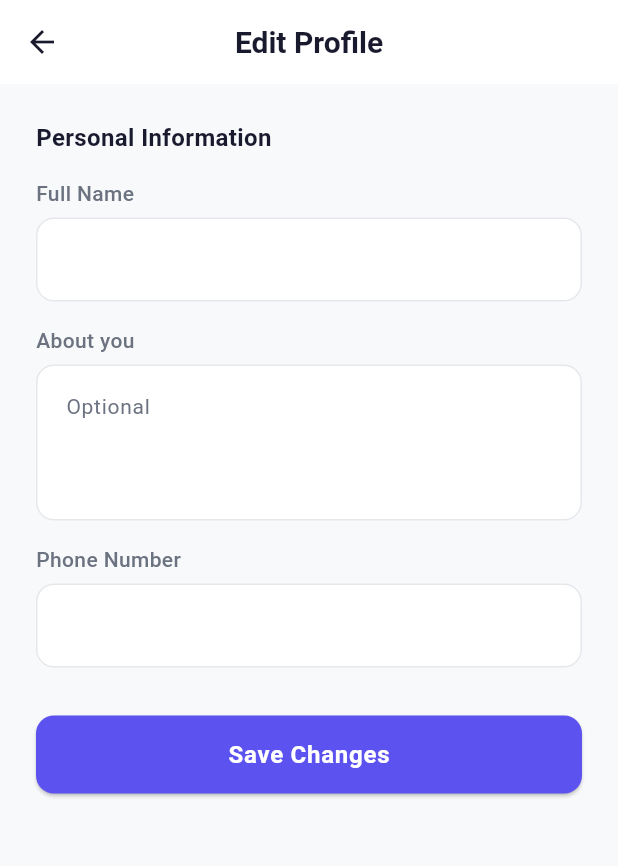
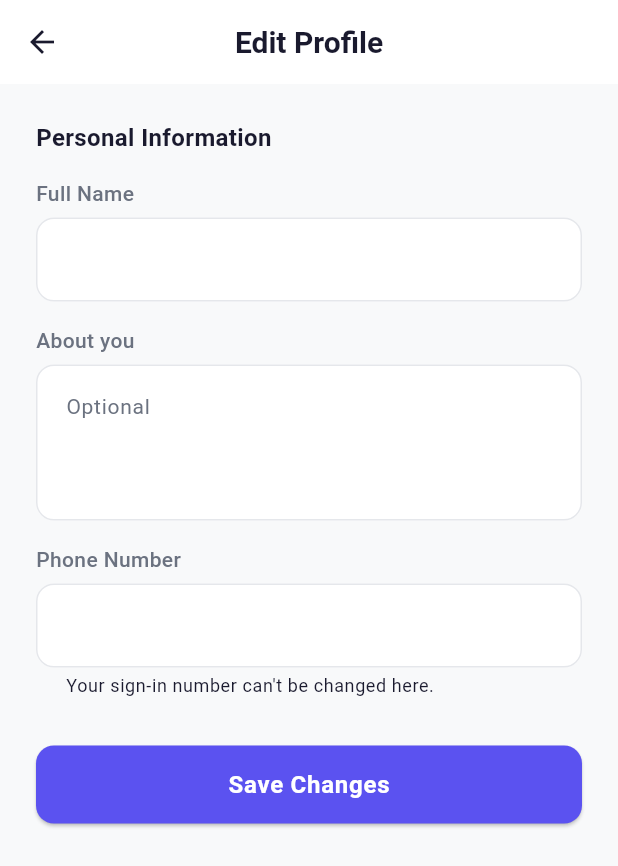
Before and after one commit to alakh8653/AlakhService, a Flutter app: the ProfilePage screen opened directly with empty values, after a tap on "Edit Profile", on a phone screen of 412 x 824 dp. Shown: the top 866 px of the screen. Run offline on Flutter 3.47's test engine with Material 3 defaults, Android fonts, the phone set to English and light mode, and no system bars; our stand-ins replace connectivity_plus, dartz, dio, equatable, flutter_bloc, flutter_secure_storage and 5 more; missing offline and left inert: encrypt, razorpay_flutter; accounts and stored records are empty; network calls fail; Roboto replaces fonts that are missing (Poppins).

Commit message:
fix(mobile): confirm leaving a queue; notifications lead somewhere; profile polish
- Queue: leaving asks first (a mis-tap lost the customer's place), confirms
  with a snackbar; "It's your turn" is announced to screen readers; a Done
  button once out of the queue; 12-hour call time.
- Notifications: tapping a booking/payment update opens My Bookings; failed
  loads explain and offer Try again; friendlier empty state; older items
  show a date instead of "23d ago".
- Profile: initials avatar, phone shown as +91 98765 43210, "Log out" with
  an explanation, password visibility toggle when deleting the account.
- Edit profile: no controller leak for the read-only phone, explains it
  can't be changed, double-tap guard, name capitalisation and autofill.

Co-Authored-By: Claude Opus 5.5 <noreply@anthropic.com>
Claude-Session: https://claude.ai/code/session_01GJFERNMU4BnRseq4wD3ZF9

```diff
--- a/apps/mobile_app/lib/features/profile/presentation/pages/edit_profile_page.dart
+++ b/apps/mobile_app/lib/features/profile/presentation/pages/edit_profile_page.dart
@@ -4,6 +4,7 @@ import '../../../../core/di/injection_container.dart';
 import '../../../../core/network/api_errors.dart';
 import '../../../../core/theme/app_colors.dart';
 import '../../../../core/theme/app_text_styles.dart';
+import '../../../../shared/utils/format.dart';
 import '../../../../shared/utils/validators.dart';
 import '../../../../shared/widgets/custom_button.dart';
 import '../../../../shared/widgets/custom_text_field.dart';
@@ -26,6 +27,7 @@ class _EditProfilePageState extends State<EditProfilePage> {
   final _formKey = GlobalKey<FormState>();
   late final _nameController = TextEditingController(text: widget.user.name);
   final _bioController = TextEditingController();
+  late final _phoneController = TextEditingController(text: displayPhone(widget.user.phone));
   bool _isSaving = false;
 
   @override
@@ -42,10 +44,12 @@ class _EditProfilePageState extends State<EditProfilePage> {
   void dispose() {
     _nameController.dispose();
     _bioController.dispose();
+    _phoneController.dispose();
     super.dispose();
   }
 
   Future<void> _onSave() async {
+    if (_isSaving) return;
     if (!(_formKey.currentState?.validate() ?? false)) return;
     setState(() => _isSaving = true);
     try {
@@ -83,6 +87,8 @@ class _EditProfilePageState extends State<EditProfilePage> {
               CustomTextField(
                 controller: _nameController,
                 label: 'Full Name',
+                textCapitalization: TextCapitalization.words,
+                autofillHints: const [AutofillHints.name],
                 validator: Validators.name,
               ),
               const SizedBox(height: 16),
@@ -91,11 +97,13 @@ class _EditProfilePageState extends State<EditProfilePage> {
                 label: 'About you',
                 hint: 'Optional',
                 maxLines: 3,
+                textCapitalization: TextCapitalization.sentences,
               ),
               const SizedBox(height: 16),
               CustomTextField(
-                controller: TextEditingController(text: widget.user.phone),
+                controller: _phoneController,
                 label: 'Phone Number',
+                helper: "Your sign-in number can't be changed here.",
                 readOnly: true,
               ),
               const SizedBox(height: 32),
--- a/apps/mobile_app/lib/features/profile/presentation/pages/profile_page.dart
+++ b/apps/mobile_app/lib/features/profile/presentation/pages/profile_page.dart
@@ -5,6 +5,8 @@ import '../../../../core/di/injection_container.dart';
 import '../../../../core/network/api_errors.dart';
 import '../../../../core/theme/app_colors.dart';
 import '../../../../core/theme/app_text_styles.dart';
+import '../../../../shared/utils/format.dart';
+import '../../../../shared/utils/helpers.dart';
 import '../../../../shared/widgets/custom_button.dart';
 import '../../../auth/domain/entities/user.dart';
 import '../../../auth/presentation/bloc/auth_bloc.dart';
@@ -45,6 +47,7 @@ class _ProfilePageState extends State<ProfilePage> {
       context: context,
       builder: (dialogContext) => AlertDialog(
         title: const Text('Log out?'),
+        content: const Text("You'll need to sign in again to book or see your bookings."),
         actions: [
           TextButton(onPressed: () => Navigator.pop(dialogContext, false), child: const Text('Cancel')),
           TextButton(onPressed: () => Navigator.pop(dialogContext, true), child: const Text('Log out')),
@@ -79,14 +82,16 @@ class _ProfilePageState extends State<ProfilePage> {
         padding: const EdgeInsets.all(24),
         child: Column(
           children: [
-            const CircleAvatar(
-              radius: 52,
+            CircleAvatar(
+              radius: 44,
               backgroundColor: AppColors.primaryLight,
-              child: Icon(Icons.person, size: 52, color: AppColors.primary),
+              child: _name.trim().isEmpty
+                  ? const Icon(Icons.person, size: 44, color: AppColors.primary)
+                  : Text(AppHelpers.initials(_name), style: AppTextStyles.heading2.copyWith(color: AppColors.primary)),
             ),
             const SizedBox(height: 12),
             Text(_name, style: AppTextStyles.heading3),
-            if (user.phone.isNotEmpty) Text(user.phone, style: AppTextStyles.body2),
+            if (user.phone.isNotEmpty) Text(displayPhone(user.phone), style: AppTextStyles.body2),
             if (user.email != null) Text(user.email!, style: AppTextStyles.body2),
             const SizedBox(height: 24),
             _ProfileMenuItem(icon: Icons.edit_outlined, label: 'Edit Profile', onTap: _editProfile),
@@ -103,7 +108,7 @@ class _ProfilePageState extends State<ProfilePage> {
             ),
             const SizedBox(height: 16),
             CustomButton(
-              label: 'Logout',
+              label: 'Log out',
               variant: ButtonVariant.secondary,
               onPressed: _confirmLogout,
             ),
@@ -150,6 +155,7 @@ class _DeleteAccountDialog extends StatefulWidget {
 
 class _DeleteAccountDialogState extends State<_DeleteAccountDialog> {
   final _password = TextEditingController();
+  bool _obscure = true;
 
   @override
   void dispose() {
@@ -173,9 +179,17 @@ class _DeleteAccountDialogState extends State<_DeleteAccountDialog> {
           const SizedBox(height: 12),
           TextField(
             controller: _password,
-            obscureText: true,
+            obscureText: _obscure,
+            autofillHints: const [AutofillHints.password],
             onChanged: (_) => setState(() {}),
-            decoration: const InputDecoration(labelText: 'Password'),
+            decoration: InputDecoration(
+              labelText: 'Enter your password to confirm',
+              suffixIcon: IconButton(
+                tooltip: _obscure ? 'Show password' : 'Hide password',
+                icon: Icon(_obscure ? Icons.visibility_off : Icons.visibility),
+                onPressed: () => setState(() => _obscure = !_obscure),
+              ),
+            ),
           ),
         ],
       ),
--- a/apps/mobile_app/lib/shared/utils/format.dart
+++ b/apps/mobile_app/lib/shared/utils/format.dart
@@ -29,3 +29,9 @@ String friendlyDay(DateTime day, {DateTime? now}) {
 String friendlyDateTime(DateTime time, {DateTime? now}) => '${friendlyDay(time, now: now)}, ${clockTime(time)}';
 
 DateTime _dateOnly(DateTime d) => DateTime(d.year, d.month, d.day);
+
+/// "+91 98765 43210" for an Indian E.164 number; anything else as given.
+String displayPhone(String phone) {
+  final m = RegExp(r'^\+91(\d{5})(\d{5})$').firstMatch(phone.replaceAll(' ', ''));
+  return m == null ? phone : '+91 ${m[1]} ${m[2]}';
+}
```
Also changed, not shown: apps/mobile_app/lib/features/notifications/presentation/pages/notifications_page.dart (+28 -4 lines), apps/mobile_app/lib/features/queue/presentation/pages/queue_status_page.dart (+29 -4 lines), 3 other files.
